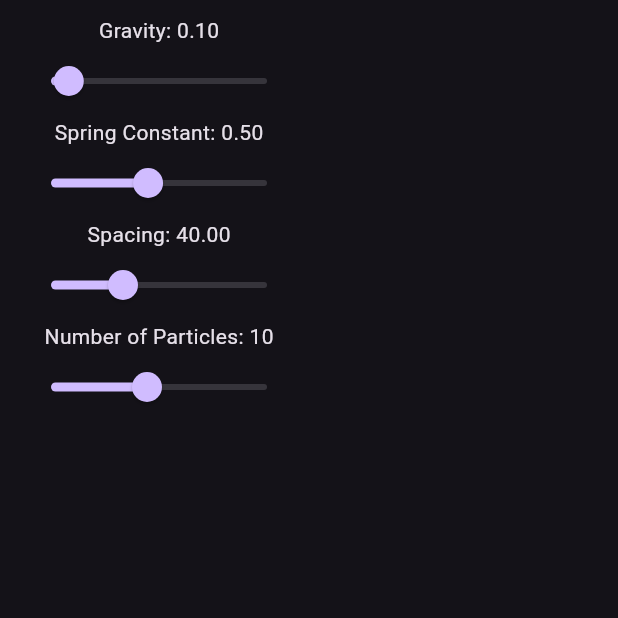
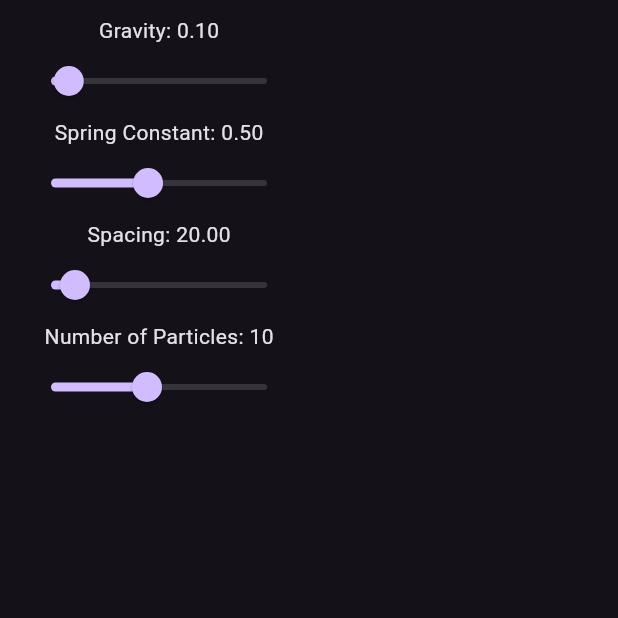
Before and after one commit to Ajay9o9/flutter_rope_simulation, a Flutter app: the screen it shows after launch, on a phone screen of 412 x 824 dp, the top half of it. Run offline on Flutter 3.47's test engine with Material 2 defaults, Android fonts, the light colour scheme and no system bars.

Commit message:
initial positin fix

```diff
--- a/lib/rope_simulation.dart
+++ b/lib/rope_simulation.dart
@@ -21,7 +21,7 @@ class _StringSimulationWidgetState extends State<RopeSimulationWidget> {
 
   late List<Particle> particles;
   late List<Spring> springs;
-  double spacing = 40;
+  double spacing = 20;
   double k = 0.5;
   late Timer timer;
   late int noOfParticles;
@@ -45,7 +45,7 @@ class _StringSimulationWidgetState extends State<RopeSimulationWidget> {
     );
 
     for (int i = 0; i < noOfParticles; i++) {
-      particles[i] = Particle(300.0 + i * spacing, 300 + i * spacing);
+      particles[i] = Particle(60.0 + i * spacing, 400 + i * spacing);
       if (i != 0) {
         var a = particles[i];
         var b = particles[i - 1];
```
